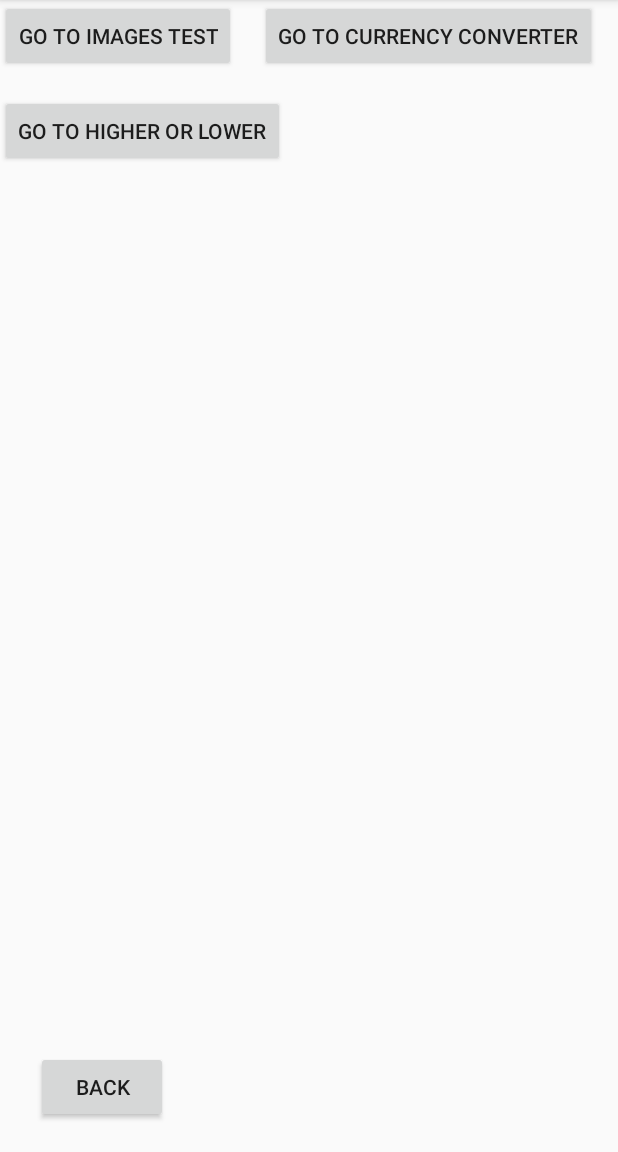
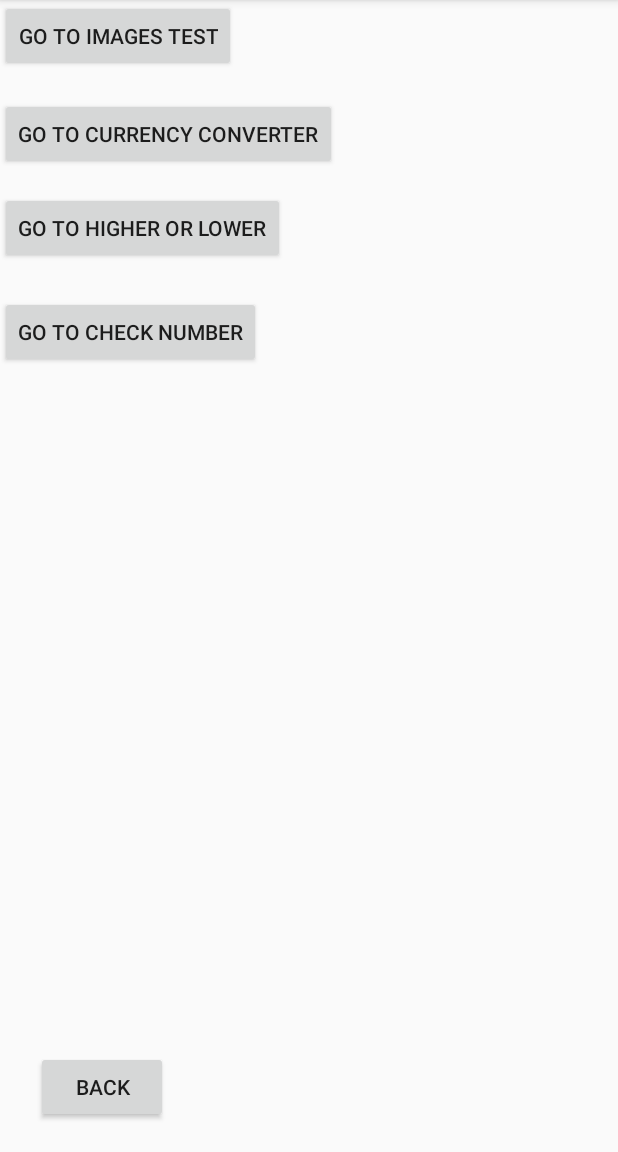
Before and after one commit to JosueCuberoSanchez/DemoApp, an Android app: the FirstMenuActivity screen opened directly, with no data from a screen before it, on a phone screen of 412 x 824 dp, the part 84-1236 px from its top. Run offline under Robolectric (Android 15) with nearby library versions, the phone set to English and light mode, and no system bars.

Commit message:
Number check

```diff
--- a/app/src/main/AndroidManifest.xml
+++ b/app/src/main/AndroidManifest.xml
@@ -19,7 +19,8 @@
         <activity android:name=".ImageTestActivity" />
         <activity android:name=".CurrencyConverterActivity" />
         <activity android:name=".LowerOrHigherActivity" />
-        <activity android:name=".FirstMenuActivity"></activity>
+        <activity android:name=".FirstMenuActivity" />
+        <activity android:name=".IdentifyNumbersActivity"/>
     </application>
 
 </manifest>
--- a/app/src/main/java/com/josuecubero/demoapp/FirstMenuActivity.java
+++ b/app/src/main/java/com/josuecubero/demoapp/FirstMenuActivity.java
@@ -31,6 +31,12 @@ public class FirstMenuActivity extends AppCompatActivity {
         finish();
     }
 
+    public void goToCheckNumber(View view){
+        Intent intent = new Intent(FirstMenuActivity.this, IdentifyNumbersActivity.class);
+        startActivity(intent);
+        finish();
+    }
+
     public void back(View view){
         Intent intent = new Intent(FirstMenuActivity.this, MainActivity.class);
         startActivity(intent);
--- a/app/src/main/res/layout/activity_first_menu.xml
+++ b/app/src/main/res/layout/activity_first_menu.xml
@@ -1,6 +1,5 @@
 <?xml version="1.0" encoding="utf-8"?>
 <RelativeLayout xmlns:android="http://schemas.android.com/apk/res/android"
-    xmlns:app="http://schemas.android.com/apk/res-auto"
     xmlns:tools="http://schemas.android.com/tools"
     android:layout_width="match_parent"
     android:layout_height="match_parent"
@@ -19,9 +18,10 @@
         android:id="@+id/button6"
         android:layout_width="wrap_content"
         android:layout_height="wrap_content"
-        android:layout_alignParentEnd="true"
+        android:layout_alignParentStart="true"
+        android:layout_alignParentLeft="true"
         android:layout_alignParentTop="true"
-        android:layout_marginEnd="14dp"
+        android:layout_marginTop="65dp"
         android:onClick="goToCurrencyConverter"
         android:text="@string/go_to_currency_converter"
         tools:layout_editor_absoluteX="182dp"
@@ -32,8 +32,9 @@
         android:layout_width="wrap_content"
         android:layout_height="wrap_content"
         android:layout_alignParentStart="true"
+        android:layout_alignParentLeft="true"
         android:layout_alignParentTop="true"
-        android:layout_marginTop="63dp"
+        android:layout_marginTop="128dp"
         android:onClick="goToHigherOrLower"
         android:text="@string/go_to_higher_or_lower"
         tools:layout_editor_absoluteX="16dp"
@@ -45,8 +46,21 @@
         android:layout_height="wrap_content"
         android:layout_alignParentBottom="true"
         android:layout_alignParentStart="true"
+        android:layout_alignParentLeft="true"
         android:layout_marginBottom="19dp"
         android:layout_marginStart="24dp"
+        android:layout_marginLeft="24dp"
         android:onClick="back"
         android:text="@string/back" />
+
+    <Button
+        android:id="@+id/button14"
+        android:layout_width="wrap_content"
+        android:layout_height="wrap_content"
+        android:layout_alignParentStart="true"
+        android:layout_alignParentLeft="true"
+        android:layout_alignParentTop="true"
+        android:layout_marginTop="197dp"
+        android:onClick="goToCheckNumber"
+        android:text="@string/go_to_check_number" />
 </RelativeLayout>
--- a/app/src/main/res/values/strings.xml
+++ b/app/src/main/res/values/strings.xml
@@ -23,4 +23,6 @@
     <string name="enter_a_number">Enter a number</string>
     <string name="guess">Guess</string>
     <string name="back">Back</string>
+    <string name="check_number">Check number</string>
+    <string name="go_to_check_number">Go to check number</string>
 </resources>
```
Also changed, not shown: app/src/main/java/com/josuecubero/demoapp/IdentifyNumbersActivity.java (added, +66 -0 lines), app/src/main/res/layout/activity_identify_numbers.xml (added, +33 -0 lines).
